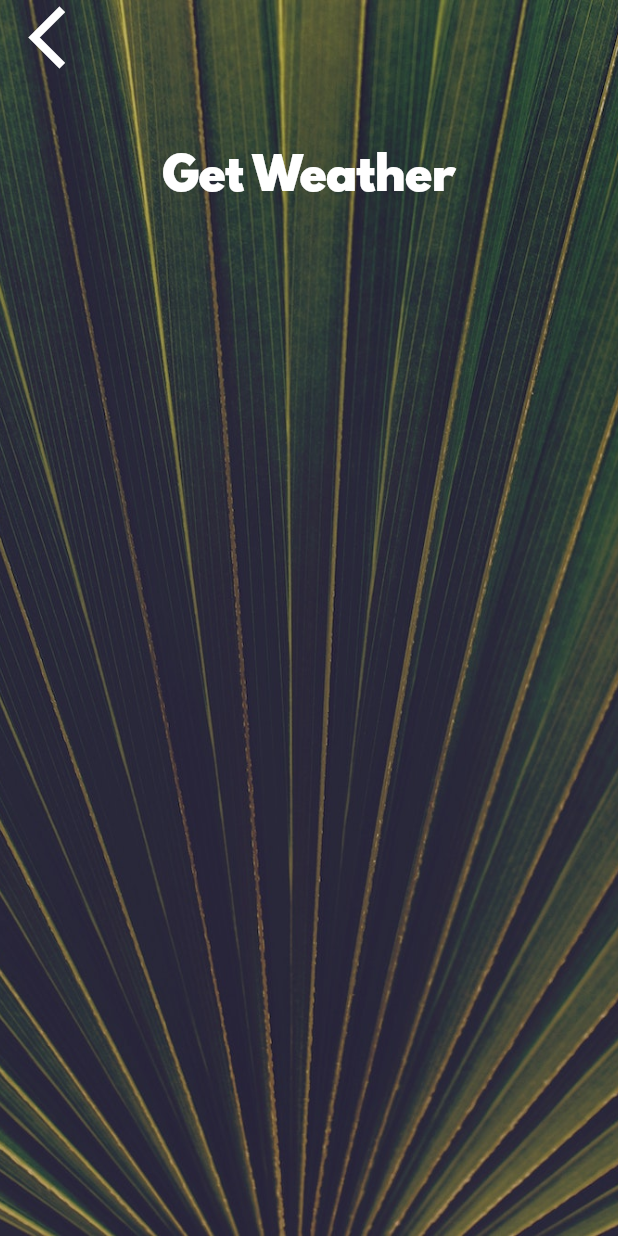
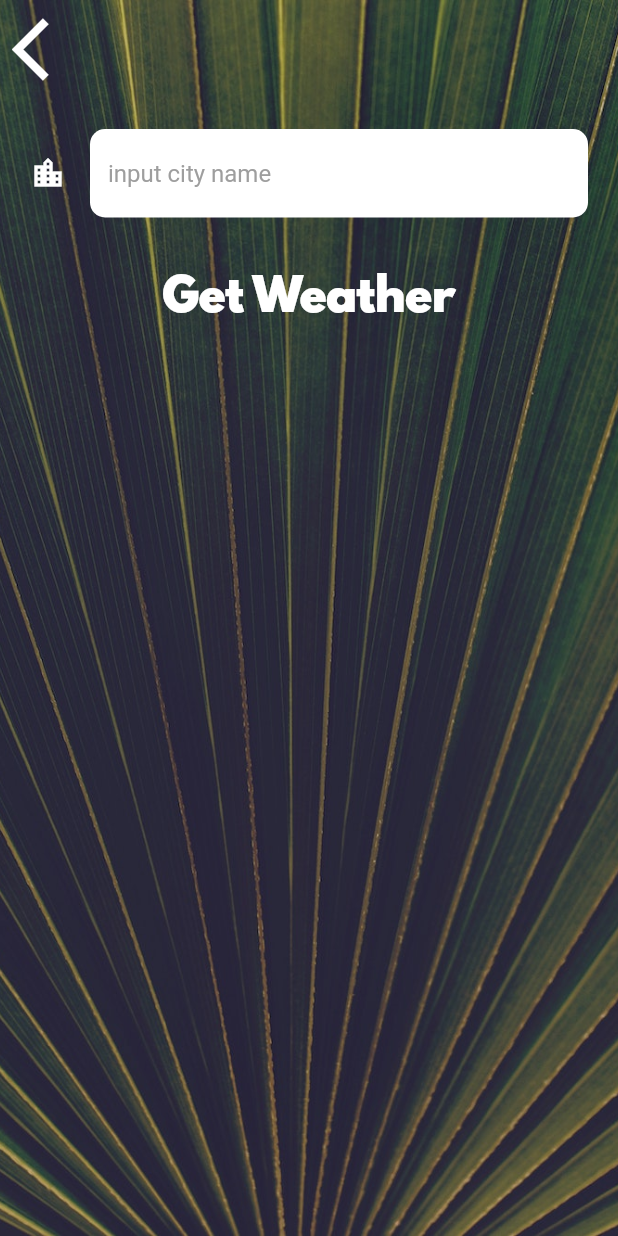
Before and after one commit to siba36/flutter_course_13_clima, a Flutter app: the CityScreen screen opened directly, on a phone screen of 412 x 824 dp. Run offline on Flutter 3.47's test engine with Material 2 defaults, Android fonts, the phone set to English and light mode, and no system bars; our stand-ins replace flutter_spinkit, geolocator; network calls fail.

Commit message:
clima app

```diff
--- a/lib/screens/city_screen.dart
+++ b/lib/screens/city_screen.dart
@@ -7,6 +7,7 @@ class CityScreen extends StatefulWidget {
 }
 
 class _CityScreenState extends State<CityScreen> {
+  String cityName = '';
   @override
   Widget build(BuildContext context) {
     return Scaffold(
@@ -23,20 +24,34 @@ class _CityScreenState extends State<CityScreen> {
             children: <Widget>[
               Align(
                 alignment: Alignment.topLeft,
-                child: FlatButton(
-                  onPressed: () {},
+                child: TextButton(
+                  onPressed: () {
+                    Navigator.pop(context);
+                  },
                   child: Icon(
                     Icons.arrow_back_ios,
                     size: 50.0,
+                    color: Colors.white,
                   ),
                 ),
               ),
               Container(
                 padding: EdgeInsets.all(20.0),
-                child: null,
+                child: TextField(
+                  style: TextStyle(
+                    color: Colors.black,
+                  ),
+                  decoration: kTextFieldInputDecoration,
+                  onChanged: (value) {
+                    cityName = value;
+                    print(cityName);
+                  },
+                ),
               ),
-              FlatButton(
-                onPressed: () {},
+              TextButton(
+                onPressed: () {
+                  Navigator.pop(context, cityName);
+                },
                 child: Text(
                   'Get Weather',
                   style: kButtonTextStyle,
--- a/lib/utilities/constants.dart
+++ b/lib/utilities/constants.dart
@@ -2,19 +2,39 @@ import 'package:flutter/material.dart';
 
 const kTempTextStyle = TextStyle(
   fontFamily: 'Spartan MB',
-  fontSize: 100.0,
+  fontSize: 80.0,
 );
 
 const kMessageTextStyle = TextStyle(
   fontFamily: 'Spartan MB',
-  fontSize: 60.0,
+  fontSize: 50.0,
 );
 
 const kButtonTextStyle = TextStyle(
   fontSize: 30.0,
   fontFamily: 'Spartan MB',
+  color: Colors.white,
 );
 
 const kConditionTextStyle = TextStyle(
-  fontSize: 100.0,
+  fontSize: 80.0,
 );
+
+const kTextFieldInputDecoration = InputDecoration(
+  filled: true,
+  fillColor: Colors.white,
+  icon: Icon(
+    Icons.location_city,
+    color: Colors.white,
+  ),
+  hintText: 'input city name',
+  hintStyle: TextStyle(
+    color: Colors.grey,
+  ),
+  border: OutlineInputBorder(
+    borderRadius: BorderRadius.all(
+      Radius.circular(10),
+    ),
+    borderSide: BorderSide.none,
+  ),
+);
--- a/pubspec.yaml
+++ b/pubspec.yaml
@@ -35,6 +35,8 @@ dependencies:
   # Use with the CupertinoIcons class for iOS style icons.
   cupertino_icons: ^1.0.2
   geolocator: ^9.0.0
+  http: ^0.13.4
+  flutter_spinkit: ^5.1.0
 
 dev_dependencies:
   flutter_test:
```
Also changed, not shown: lib/screens/loading_screen.dart (+24 -12 lines), lib/screens/location_screen.dart (+61 -7 lines), lib/services/location.dart (+9 -6 lines), lib/services/networking.dart (+19 -0 lines), lib/services/weather.dart (+26 -0 lines), pubspec.lock, 1 other file.
